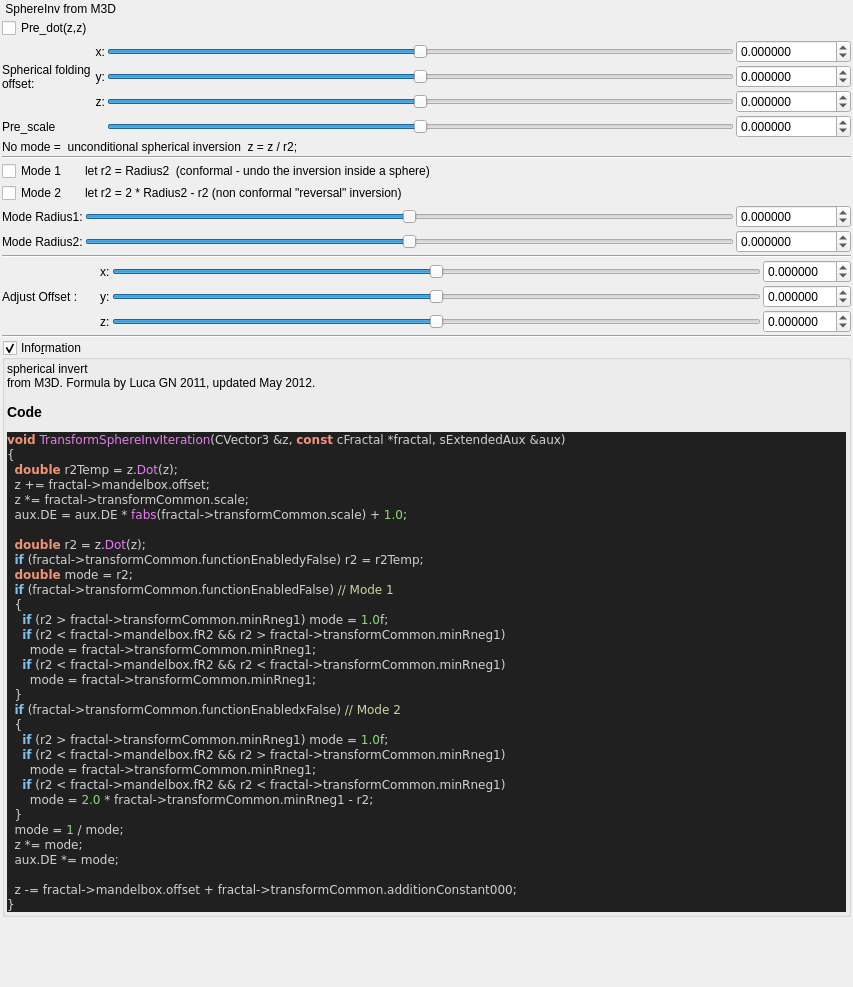
Qt form mandelbulber2/qt_data/fractal_transf_sphere_inv.ui (buddhi1980/mandelbulber2) before a commit.
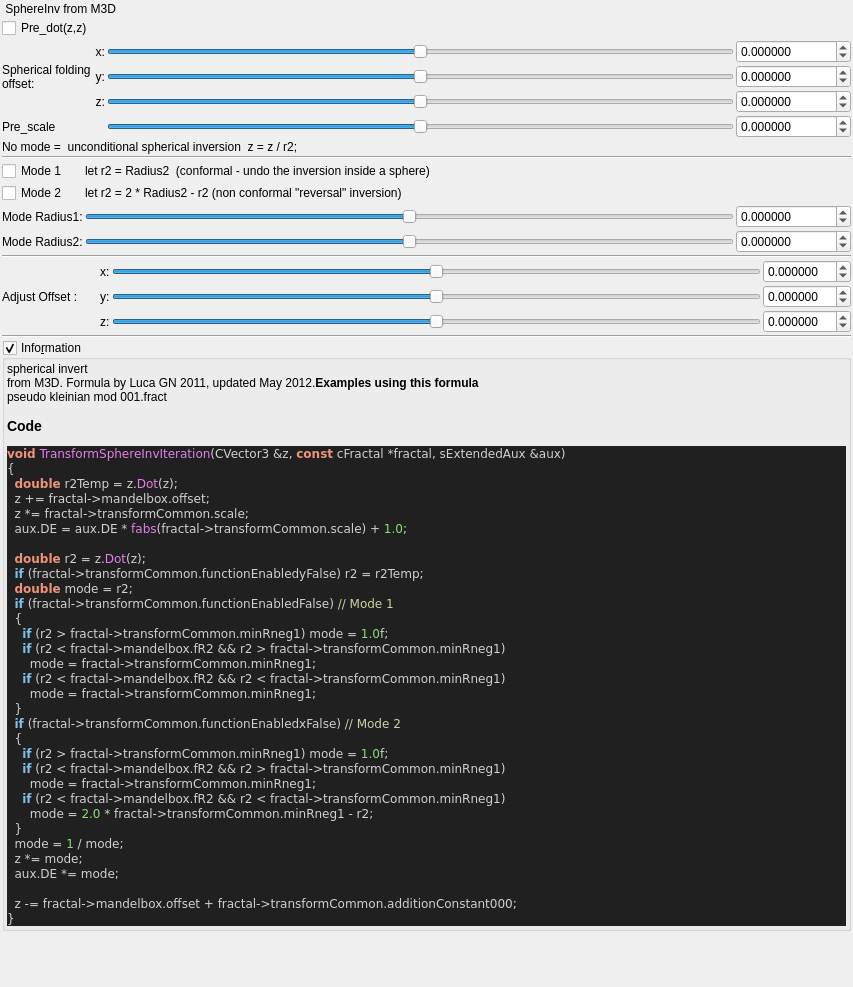
The same form after that commit. Custom widgets are drawn as their Qt base class.

Commit message:
ui information - added example occurrences
now every formula, which is used in an example file, will display a list
of the example files in the information box. A maximum of 5 occurences is
displayed.
The script also outputs, which formulas do not yet have any example
files.

```diff
--- a/mandelbulber2/qt_data/fractal_transf_sphere_inv.ui
+++ b/mandelbulber2/qt_data/fractal_transf_sphere_inv.ui
@@ -713,7 +713,7 @@
         <property name="text">
          <string>&lt;p&gt;spherical invert&lt;br&gt;from M3D. Formula by Luca GN 2011, updated May 2012.&lt;/p&gt;&lt;table&gt;
 &lt;/table&gt;
-&lt;h3&gt;Code&lt;/h3&gt;
+&lt;b&gt;Examples using this formula&lt;/b&gt;&lt;br&gt;pseudo kleinian mod 001.fract&lt;h3&gt;Code&lt;/h3&gt;
 &lt;body style=&quot;background-color:#202020&quot;&gt;
 &lt;pre style=&quot;color:#d0d0d0; background-color:#202020;  font-family:'Courier New',monospace;&quot;&gt;&lt;span style=&quot;color:#f09479; font-weight:bold&quot;&gt;void&lt;/span&gt; &lt;span style=&quot;color:#e47eed&quot;&gt;TransformSphereInvIteration&lt;/span&gt;&lt;span style=&quot;color:#d0d0d0&quot;&gt;(&lt;/span&gt;CVector3 &lt;span style=&quot;color:#d0d0d0&quot;&gt;&amp;amp;&lt;/span&gt;z&lt;span style=&quot;color:#d0d0d0&quot;&gt;,&lt;/span&gt; &lt;span style=&quot;color:#f09479; font-weight:bold&quot;&gt;const&lt;/span&gt; cFractal &lt;span style=&quot;color:#d0d0d0&quot;&gt;*&lt;/span&gt;fractal&lt;span style=&quot;color:#d0d0d0&quot;&gt;,&lt;/span&gt; sExtendedAux &lt;span style=&quot;color:#d0d0d0&quot;&gt;&amp;amp;&lt;/span&gt;aux&lt;span style=&quot;color:#d0d0d0&quot;&gt;)&lt;/span&gt;
 &lt;span style=&quot;color:#d0d0d0&quot;&gt;{&lt;/span&gt;
```
The commit also changes 59 other files.
